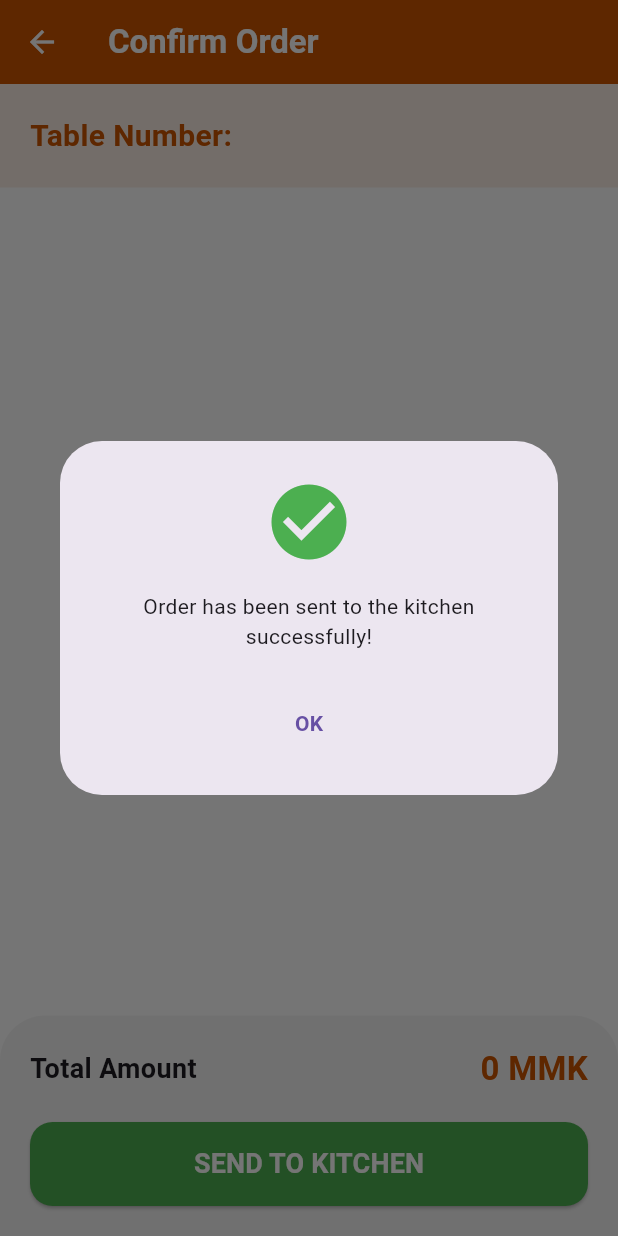
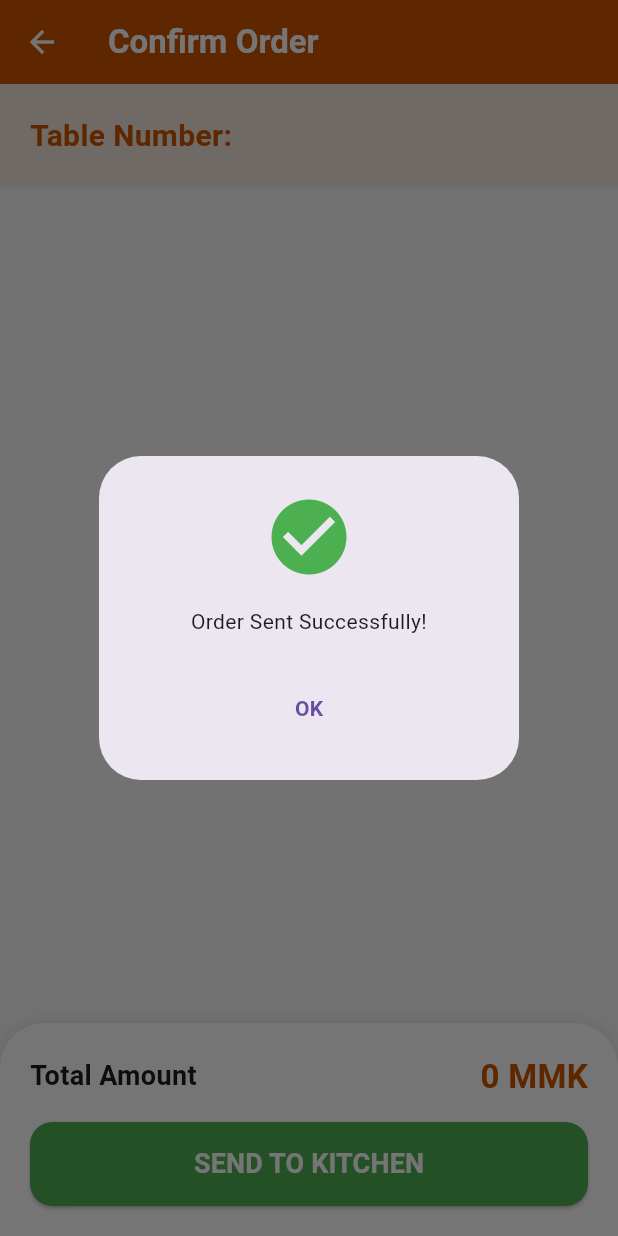
Before and after one commit to UrFavv2/EasyServe_V2, a Flutter app: the CartPage screen opened directly with empty values, after a tap on "SEND TO KITCHEN", on a phone screen of 412 x 824 dp. Run offline on Flutter 3.47's test engine with Material 3 defaults, Android fonts, the phone set to English and light mode, and no system bars.

Commit message:
update cart_page ui

```diff
--- a/lib/main.dart
+++ b/lib/main.dart
@@ -1,7 +1,8 @@
 import 'package:flutter/material.dart';
 // အောက်က import မှာ 'pos' နေရာမှာ မင်းရဲ့ project နာမည်ကို အစားထိုးပါ
 import './screens/splash_screen.dart';
-import './screens/kitchen/kitchen_screen.dart';
+
+
 
 void main() {
   runApp(const EasyServeApp());
@@ -20,7 +21,7 @@ class EasyServeApp extends StatelessWidget {
         useMaterial3: true, // Modern ဖြစ်တဲ့ UI style သုံးဖို့
       ),
       // App စဖွင့်တာနဲ့ Login Screen ကို အရင်ပြမယ်
-      home: const KitchenKdsScreen(),
+      home: const SplashScreen(),
     );
   }
 }
--- a/lib/screens/waiter/cart_page.dart
+++ b/lib/screens/waiter/cart_page.dart
@@ -1,18 +1,34 @@
 import 'package:flutter/material.dart';
 
-class CartPage extends StatelessWidget {
-  final Map<String, int> cart; // Menu Page ကနေ ပါလာမယ့် အော်ဒါစာရင်း
+class CartPage extends StatefulWidget {
+  final Map<String, int> cart;
   final String tableNumber;
 
   const CartPage({super.key, required this.cart, required this.tableNumber});
 
   @override
+  State<CartPage> createState() => _CartPageState();
+}
+
+class _CartPageState extends State<CartPage> {
+  // ဟင်းပွဲအလိုက် ရွေးချယ်ထားသော Note များကို သိမ်းမည့် Map
+  Map<String, List<String>> selectedNotes = {};
+
+  // အသုံးများသော Note စာရင်းများ
+  final List<String> presetNotes = [
+    "အစပ်လျှော့",
+    "အချိုမထည့်နဲ့",
+    "အသားများများ",
+    "အသီးအရွက်မပါ",
+    "ပါဆယ်ထုပ်ပေးပါ"
+  ];
+
+  @override
   Widget build(BuildContext context) {
-    // စုစုပေါင်း ကျသင့်ငွေကို တွက်ချက်ခြင်း (ဥပမာ ဈေးနှုန်း ၅၀၀၀ နဲ့ မြှောက်ထားပါတယ်)
-    int totalPrice = cart.values.fold(0, (sum, qty) => sum + (qty * 5000));
+    int totalPrice = widget.cart.values.fold(0, (sum, qty) => sum + (qty * 5000));
 
     return Scaffold(
-      backgroundColor: Colors.white,
+      backgroundColor: const Color(0xFFF8F9FA),
       appBar: AppBar(
         title: const Text("Confirm Order", style: TextStyle(color: Colors.white, fontWeight: FontWeight.bold)),
         backgroundColor: const Color(0xFFCC5500),
@@ -20,36 +36,77 @@ class CartPage extends StatelessWidget {
       ),
       body: Column(
         children: [
-          // စားပွဲနံပါတ် ပြကွက်
           Container(
             padding: const EdgeInsets.all(20),
             width: double.infinity,
             color: const Color(0xFFCC5500).withOpacity(0.1),
-            child: Text("Table Number: $tableNumber",
+            child: Text("Table Number: ${widget.tableNumber}",
                 style: const TextStyle(fontSize: 20, fontWeight: FontWeight.bold, color: Color(0xFFCC5500))),
           ),
-
-          // မှာထားတဲ့ ဟင်းပွဲစာရင်း
           Expanded(
             child: ListView.builder(
-              itemCount: cart.length,
+              itemCount: widget.cart.length,
               itemBuilder: (context, index) {
-                String foodName = cart.keys.elementAt(index);
-                int qty = cart.values.elementAt(index);
-                return ListTile(
+                String foodName = widget.cart.keys.elementAt(index);
+                int qty = widget.cart.values.elementAt(index);
+
+                return Card(
+                  margin: const EdgeInsets.symmetric(horizontal: 12, vertical: 6),
+                  shape: RoundedRectangleBorder(borderRadius: BorderRadius.circular(15)),
+                  elevation: 2,
+                  child: Padding(
+                    padding: const EdgeInsets.symmetric(vertical: 10),
+                    child: Column(
+                      children: [
+                        ListTile(
                           leading: CircleAvatar(
                             backgroundColor: const Color(0xFFCC5500),
                             child: Text(qty.toString(), style: const TextStyle(color: Colors.white)),
                           ),
                           title: Text(foodName, style: const TextStyle(fontWeight: FontWeight.bold)),
-                  subtitle: const Text("5,000 MMK"),
-                  trailing: Text("${qty * 5000} MMK", style: const TextStyle(fontWeight: FontWeight.bold)),
+                          trailing: Text("${qty * 5000} MMK", style: const TextStyle(fontWeight: FontWeight.bold, color: Colors.black87)),
+                        ),
+
+                        // 🌟 Quick Select Notes Section
+                        Padding(
+                          padding: const EdgeInsets.symmetric(horizontal: 12),
+                          child: Wrap(
+                            spacing: 8, // ကန့်လန့်ဖြတ် အကွာအဝေး
+                            runSpacing: 0, // အောက်တန်းနှင့် အကွာအဝေး
+                            children: presetNotes.map((note) {
+                              bool isSelected = selectedNotes[foodName]?.contains(note) ?? false;
+                              return FilterChip(
+                                label: Text(note, style: TextStyle(fontSize: 12, color: isSelected ? Colors.white : Colors.black87)),
+                                selected: isSelected,
+                                selectedColor: const Color(0xFFCC5500),
+                                checkmarkColor: Colors.white,
+                                backgroundColor: Colors.grey[200],
+                                onSelected: (bool value) {
+                                  setState(() {
+                                    if (value) {
+                                      // Note ကို ထည့်မယ်
+                                      if (selectedNotes[foodName] == null) {
+                                        selectedNotes[foodName] = [note];
+                                      } else {
+                                        selectedNotes[foodName]!.add(note);
+                                      }
+                                    } else {
+                                      // Note ကို ပြန်ဖြုတ်မယ်
+                                      selectedNotes[foodName]?.remove(note);
+                                    }
+                                  });
+                                },
+                              );
+                            }).toList(),
+                          ),
+                        ),
+                      ],
+                    ),
+                  ),
                 );
               },
             ),
           ),
-
-          // စုစုပေါင်း ငွေပမာဏနဲ့ Confirm Button
           _buildSummarySection(totalPrice, context),
         ],
       ),
@@ -59,9 +116,10 @@ class CartPage extends StatelessWidget {
   Widget _buildSummarySection(int totalPrice, BuildContext context) {
     return Container(
       padding: const EdgeInsets.all(20),
-      decoration: BoxDecoration(
-        color: Colors.grey[100],
-        borderRadius: const BorderRadius.vertical(top: Radius.circular(30)),
+      decoration: const BoxDecoration(
+        color: Colors.white,
+        borderRadius: BorderRadius.vertical(top: Radius.circular(30)),
+        boxShadow: [BoxShadow(color: Colors.black12, blurRadius: 10)],
       ),
       child: Column(
         children: [
@@ -73,11 +131,13 @@ class CartPage extends StatelessWidget {
                   style: const TextStyle(fontSize: 22, fontWeight: FontWeight.bold, color: Color(0xFFCC5500))),
             ],
           ),
-          const SizedBox(height: 20),
+          const SizedBox(height: 15),
           SizedBox(
             width: double.infinity,
             child: ElevatedButton(
               onPressed: () {
+                // Kitchen ဆီပို့တဲ့အခါ selectedNotes ကိုပါ ထည့်ပို့ပေးရပါမယ်
+                print("Final Orders with Notes: $selectedNotes");
                 _showSuccessDialog(context);
               },
               style: ElevatedButton.styleFrom(
@@ -99,13 +159,13 @@ class CartPage extends StatelessWidget {
       context: context,
       builder: (context) => AlertDialog(
         title: const Icon(Icons.check_circle, color: Colors.green, size: 60),
-        content: const Text("Order has been sent to the kitchen successfully!", textAlign: TextAlign.center),
+        content: const Text("Order Sent Successfully!", textAlign: TextAlign.center),
         actions: [
           TextButton(
             onPressed: () {
-              Navigator.pop(context); // Close dialog
-              Navigator.pop(context); // Back to Menu
-              Navigator.pop(context); // Back to Table Selection
+              Navigator.pop(context);
+              Navigator.pop(context);
+              Navigator.pop(context);
             },
             child: const Center(child: Text("OK", style: TextStyle(fontWeight: FontWeight.bold))),
           ),
```
Lines whose indentation alone changed are shown as unchanged.
